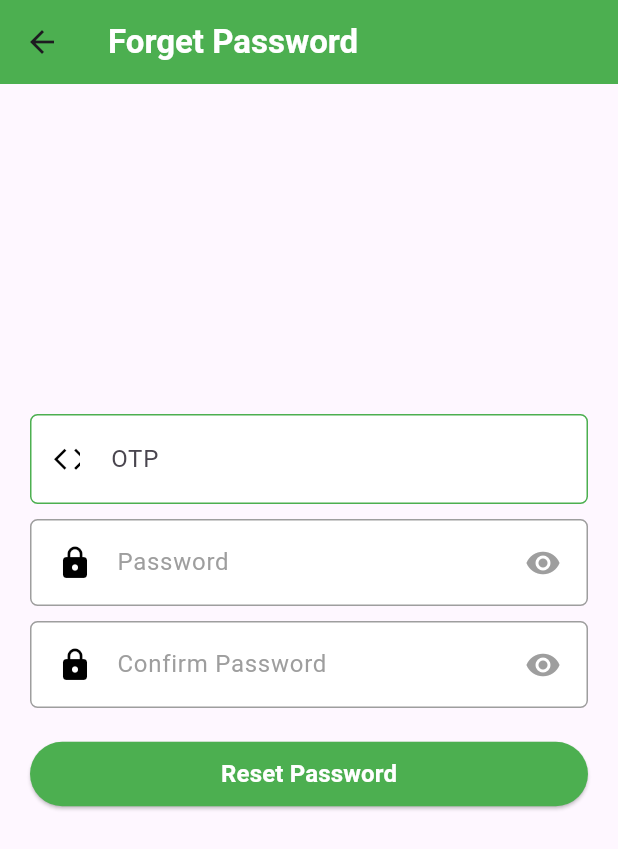
After one commit to ahmedatia37/assignment8, a Flutter app: the SendOtp screen opened directly, on a phone screen of 412 x 824 dp. The commit adds this screen. Shown: the top 849 px of the screen. Run offline on Flutter 3.47's test engine with Material 3 defaults, Android fonts, the phone set to English and light mode, and no system bars.

Commit message:
Initial commit

```diff
--- a/lib/screens/forget_screen.dart
+++ b/lib/screens/forget_screen.dart
@@ -38,7 +38,6 @@ class ForgetScreen extends StatelessWidget {
             ),
             SizedBox(height: 20,),
             ElevatedButton(
-              onPressed: () {},
               style: ElevatedButton.styleFrom(
                 foregroundColor: Colors.white,
                 backgroundColor: Colors.green,
@@ -47,7 +46,6 @@ class ForgetScreen extends StatelessWidget {
               child: Row(
                 mainAxisAlignment: MainAxisAlignment.spaceEvenly,
                 children: [
-                  Text("Sent OTP"),
                 ],
               ),
             ),
--- a/lib/screens/login_screen.dart
+++ b/lib/screens/login_screen.dart
@@ -57,7 +57,6 @@ class LoginScreen extends StatelessWidget {
               children: [
                 GestureDetector(
                   onTap: () {
-                    print("Text pressed!");
                     Navigator.push(
                       context,
                     MaterialPageRoute(builder: (context)=> ForgetScreen())
--- /dev/null
+++ b/lib/screens/otp_screen.dart
@@ -0,0 +1,140 @@
+import 'package:flutter/material.dart';
+
+class SendOtp extends StatelessWidget {
+  const SendOtp({super.key});
+
+  @override
+  Widget build(BuildContext context) {
+    return Scaffold(
+      appBar: AppBar(
+        backgroundColor: Colors.green,
+        title: Text(
+          "Forget Password",
+          style: TextStyle(
+            color: Colors.white,
+            fontWeight: FontWeight.bold,
+          ),
+        ),
+        centerTitle: false,
+      ),
+      body: Padding(
+        padding: const EdgeInsets.all(20),
+        child: Column(
+          children: [
+            SizedBox(height: 200),
+            Container(
+              decoration: BoxDecoration(
+                color: Colors.white,
+                borderRadius: BorderRadius.circular(5),
+                border: Border.all(color: Colors.green),
+              ),
+              padding: EdgeInsets.all(5),
+              child: Stack(
+                alignment: Alignment.centerLeft,
+                children: [
+                  TextFormField(
+                    decoration: InputDecoration(
+                      labelText: '\t\t\t\tOTP',
+                      border: InputBorder.none,
+                      contentPadding: EdgeInsets.symmetric(horizontal: 30),
+                    ),
+                  ),
+                  Positioned(
+                    left: 10,
+                    child: Stack(
+                      children: [
+                        Icon(
+                          Icons.arrow_back_ios,
+                          color: Colors.black,
+                          size: 17,
+                        ),
+                        Positioned(
+                          left: 9,
+                          child: Icon(
+                            Icons.arrow_forward_ios,
+                            color: Colors.black,
+                            size: 17,
+                          ),
+                        ),
+                      ],
+                    ),
+                  ),
+                ],
+              ),
+            ),
+            SizedBox(height: 10),
+            Container(
+              decoration: BoxDecoration(
+                color: Colors.white,
+                borderRadius: BorderRadius.circular(5),
+                border: Border.all(color: Colors.grey),
+              ),
+              padding: EdgeInsets.symmetric(horizontal: 5),
+              child: TextFormField(
+                obscureText: true,
+                decoration: InputDecoration(
+                  labelText: 'Password',
+                  labelStyle: TextStyle(color: Colors.grey),
+                  prefixIcon: Icon(Icons.lock, color: Colors.black),
+                  suffixIcon: IconButton(
+                    icon: Icon(Icons.remove_red_eye, color: Colors.grey),
+                    onPressed: () {},
+                  ),
+                  border: InputBorder.none,
+                ),
+              ),
+            ),
+            SizedBox(height: 10),
+            Container(
+              decoration: BoxDecoration(
+                color: Colors.white,
+                borderRadius: BorderRadius.circular(5),
+                border: Border.all(color: Colors.grey),
+              ),
+              padding: EdgeInsets.symmetric(horizontal: 5),
+              child: TextFormField(
+                obscureText: true,
+                decoration: InputDecoration(
+                  labelText: 'Confirm Password',
+                  labelStyle: TextStyle(color: Colors.grey),
+                  prefixIcon: Icon(Icons.lock, color: Colors.black),
+                  suffixIcon: IconButton(
+                    icon: Icon(Icons.remove_red_eye, color: Colors.grey),
+                    onPressed: () {},
+                  ),
+                  border: InputBorder.none,
+                ),
+              ),
+            ),
+            SizedBox(height: 20),
+            ElevatedButton(
+              onPressed: () {
+                Navigator.push(
+                  context,
+                  MaterialPageRoute(builder: (context) => SendOtp()),
+                );
+              },
+              style: ElevatedButton.styleFrom(
+                foregroundColor: Colors.white,
+                backgroundColor: Colors.green,
+                padding: EdgeInsets.symmetric(horizontal: 90, vertical: 10),
+              ),
+              child: Row(
+                mainAxisAlignment: MainAxisAlignment.spaceEvenly,
+                children: [
+                  Text(
+                    "Reset Password",
+                    style: TextStyle(
+                      fontWeight: FontWeight.bold,
+                      fontSize: 16,
+                    ),
+                  ),
+                ],
+              ),
+            ),
+          ],
+        ),
+      ),
+    );
+  }
+}
```
